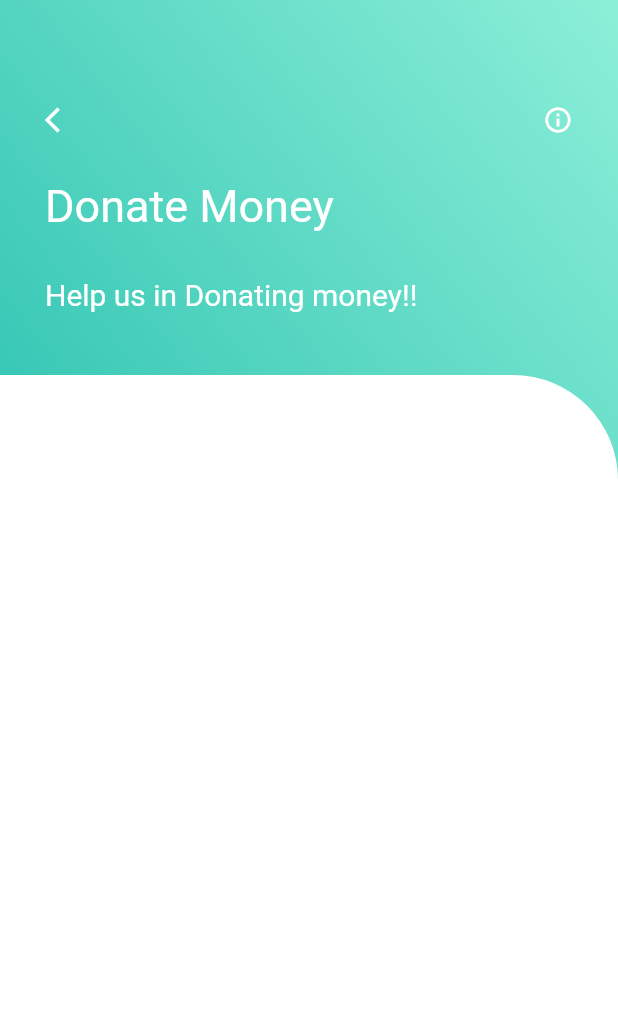
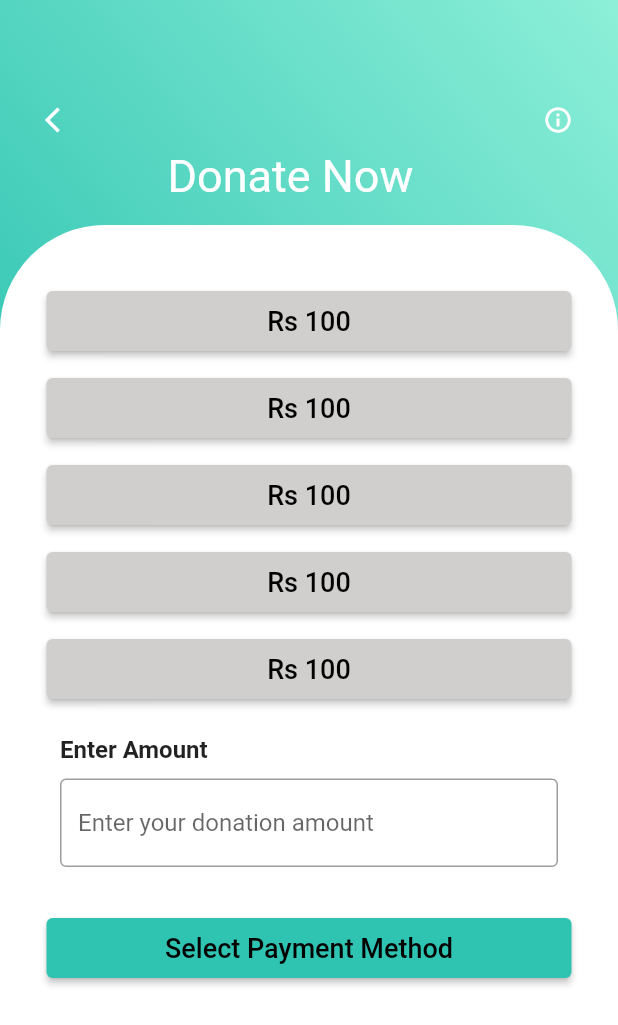
Before and after one commit to Shalinda99/FoodBank-Mobile, a Flutter app: the selectAmount screen opened directly, on a phone screen of 412 x 824 dp. Shown: the top 1025 px of the screen. Run offline on Flutter 3.47's test engine with Material 2 defaults, Android fonts, the phone set to English and light mode, and no system bars.

Commit message:
donatenow

```diff
--- a/lib/selectAmount.dart
+++ b/lib/selectAmount.dart
@@ -1,27 +1,20 @@
-import 'package:flutter/cupertino.dart';
 import 'package:flutter/material.dart';
-import 'package:flutter_application_1/fooddonationForm.dart';
-import 'package:flutter_application_1/victimForm.dart';
 import 'colors.dart' as colors;
-import 'package:flutter_application_1/fooddonationForm.dart';
 
 class selectAmount extends StatefulWidget {
-  const selectAmount({super.key});
+  const selectAmount({Key? key}) : super(key: key);
 
   @override
-  State<selectAmount> createState() => _selectAmountState();
+  _selectAmountState createState() => _selectAmountState();
 }
 
-// ignore: camel_case_types
 class _selectAmountState extends State<selectAmount> {
-  void _navigateToNextWidget() {
-    Navigator.of(context).push(
-      MaterialPageRoute(
-        builder: (context) =>
-            const selectAmount(), // the widget you want to navigate to
-      ),
-    );
-  }
+  Color buttonColor1 = Color.fromARGB(255, 208, 207, 206);
+  Color buttonColor2 = Color.fromARGB(255, 208, 207, 206);
+  Color buttonColor3 = Color.fromARGB(255, 208, 207, 206);
+  Color buttonColor4 = Color.fromARGB(255, 208, 207, 206);
+  Color buttonColor5 = Color.fromARGB(255, 208, 207, 206);
+  Color buttonColor = colors.ColorPalette.green;
 
   @override
   Widget build(BuildContext context) {
@@ -41,8 +34,8 @@ class _selectAmountState extends State<selectAmount> {
           children: [
             Container(
               padding: const EdgeInsets.only(top: 70, left: 30, right: 30),
-              width: MediaQuery.of(context).size.width, // acc to device size
-              height: 250,
+              width: MediaQuery.of(context).size.width,
+              height: 150,
               child: Column(
                 crossAxisAlignment: CrossAxisAlignment.start,
                 children: [
@@ -62,52 +55,182 @@ class _selectAmountState extends State<selectAmount> {
                     ],
                   ),
                   const SizedBox(
-                    height: 30,
+                    height: 10,
                   ),
                   const Text(
-                    "Donate Money",
+                    "           Donate Now",
                     style: TextStyle(
                       fontSize: 30,
                       color: colors.ColorPalette.white,
                     ),
                   ),
-                  const SizedBox(
-                    height: 30,
-                  ),
-                  const Text(
-                    "Help us in Donating money!!",
-                    style: TextStyle(
-                      fontSize: 20,
-                      color: colors.ColorPalette.white,
-                    ),
-                  )
                 ],
               ),
             ),
             Expanded(
+              child: SizedBox(
+                height: 200,
+                width: 500,
                 child: Container(
-                // white bg content
-                decoration: const BoxDecoration(
+                  decoration: BoxDecoration(
                     color: colors.ColorPalette.white,
-                    borderRadius:
-                        BorderRadius.only(topRight: Radius.circular(70))),
+                    borderRadius: const BorderRadius.only(
+                      topRight: Radius.circular(70),
+                      topLeft: Radius.circular(70),
+                    ),
+                  ),
                   child: Column(
                     children: [
-                    const SizedBox(
-                      height: 70,
+                      Padding(
+                        padding: EdgeInsets.only(top: 40.0),
+                        child: ElevatedButton(
+                            onPressed: () {
+                              setState(() {
+                                buttonColor1 = Colors.orange;
+                              });
+                            },
+                            style: ElevatedButton.styleFrom(
+                              primary: buttonColor1,
+                              minimumSize: Size(350.0,
+                                  40.0), // Adjust the width and height as needed
                             ),
-                    const SizedBox(
-                      height: 50,
+                            child: Text(
+                              "Rs 100",
+                              style: TextStyle(
+                                color: Color.fromARGB(255, 0, 0, 0),
+                                fontSize: 18,
                               ),
-                    Container(
-                      padding: const EdgeInsets.all(10),
-                      width: MediaQuery.of(context).size.width,
-                      decoration: BoxDecoration(
-                        color: colors.ColorPalette.white,
-                        borderRadius: BorderRadius.circular(10),
+                            )),
+                      ),
+                      Padding(
+                        padding: EdgeInsets.only(top: 10.0),
+                        child: ElevatedButton(
+                            onPressed: () {
+                              setState(() {
+                                buttonColor2 = Colors.orange;
+                              });
+                            },
+                            style: ElevatedButton.styleFrom(
+                              primary: buttonColor2,
+                              minimumSize: Size(350.0,
+                                  40.0), // Adjust the width and height as needed
+                            ),
+                            child: Text(
+                              "Rs 100",
+                              style: TextStyle(
+                                color: Color.fromARGB(255, 0, 0, 0),
+                                fontSize: 18,
+                              ),
+                            )),
+                      ),
+                      Padding(
+                        padding: EdgeInsets.only(top: 10.0),
+                        child: ElevatedButton(
+                            onPressed: () {
+                              setState(() {
+                                buttonColor3 = Colors.orange;
+                              });
+                            },
+                            style: ElevatedButton.styleFrom(
+                              primary: buttonColor3,
+                              minimumSize: Size(350.0,
+                                  40.0), // Adjust the width and height as needed
+                            ),
+                            child: Text(
+                              "Rs 100",
+                              style: TextStyle(
+                                color: Color.fromARGB(255, 0, 0, 0),
+                                fontSize: 18,
+                              ),
+                            )),
+                      ),
+                      Padding(
+                        padding: EdgeInsets.only(top: 10.0),
+                        child: ElevatedButton(
+                            onPressed: () {
+                              setState(() {
+                                buttonColor4 = Colors.orange;
+                              });
+                            },
+                            style: ElevatedButton.styleFrom(
+                              primary: buttonColor4,
+                              minimumSize: Size(350.0,
+                                  40.0), // Adjust the width and height as needed
+                            ),
+                            child: Text(
+                              "Rs 100",
+                              style: TextStyle(
+                                color: Color.fromARGB(255, 0, 0, 0),
+                                fontSize: 18,
+                              ),
+                            )),
+                      ),
+                      Padding(
+                        padding: EdgeInsets.only(top: 10.0),
+                        child: ElevatedButton(
+                            onPressed: () {
+                              setState(() {
+                                buttonColor5 = Colors.orange;
+                              });
+                            },
+                            style: ElevatedButton.styleFrom(
+                              primary: buttonColor5,
+                              minimumSize: Size(350.0,
+                                  40.0), // Adjust the width and height as needed
+                            ),
+                            child: Text(
+                              "Rs 100",
+                              style: TextStyle(
+                                color: Color.fromARGB(255, 0, 0, 0),
+                                fontSize: 18,
+                              ),
+                            )),
+                      ),
+
+                      Padding(
+                        padding: EdgeInsets.symmetric(
+                            vertical: 20.0, horizontal: 40.0),
+                        child: Column(
+                          crossAxisAlignment: CrossAxisAlignment.start,
+                          children: [
+                            Text(
+                              'Enter Amount',
+                              style: TextStyle(
+                                fontSize: 16.0,
+                                fontWeight: FontWeight.bold,
+                              ),
+                            ),
+                            SizedBox(height: 10.0),
+                            TextField(
+                              decoration: InputDecoration(
+                                border: OutlineInputBorder(),
+                                hintText: 'Enter your donation amount',
                               ),
                             ),
                           ],
+                        ),
+                      ),
+                      Padding(
+                        padding: EdgeInsets.only(top: 10.0),
+                        child: ElevatedButton(
+                            onPressed: () {},
+                            style: ElevatedButton.styleFrom(
+                              primary: buttonColor,
+                              minimumSize: Size(350.0,
+                                  40.0), // Adjust the width and height as needed
+                            ),
+                            child: Text(
+                              "Select Payment Method",
+                              style: TextStyle(
+                                color: Color.fromARGB(255, 0, 0, 0),
+                                fontSize: 18,
+                              ),
+                            )),
+                      ),
+
+                      // Add more buttons as needed
+                    ],
+                  ),
                 ),
               ),
             )
```
Lines whose indentation alone changed are shown as unchanged.
